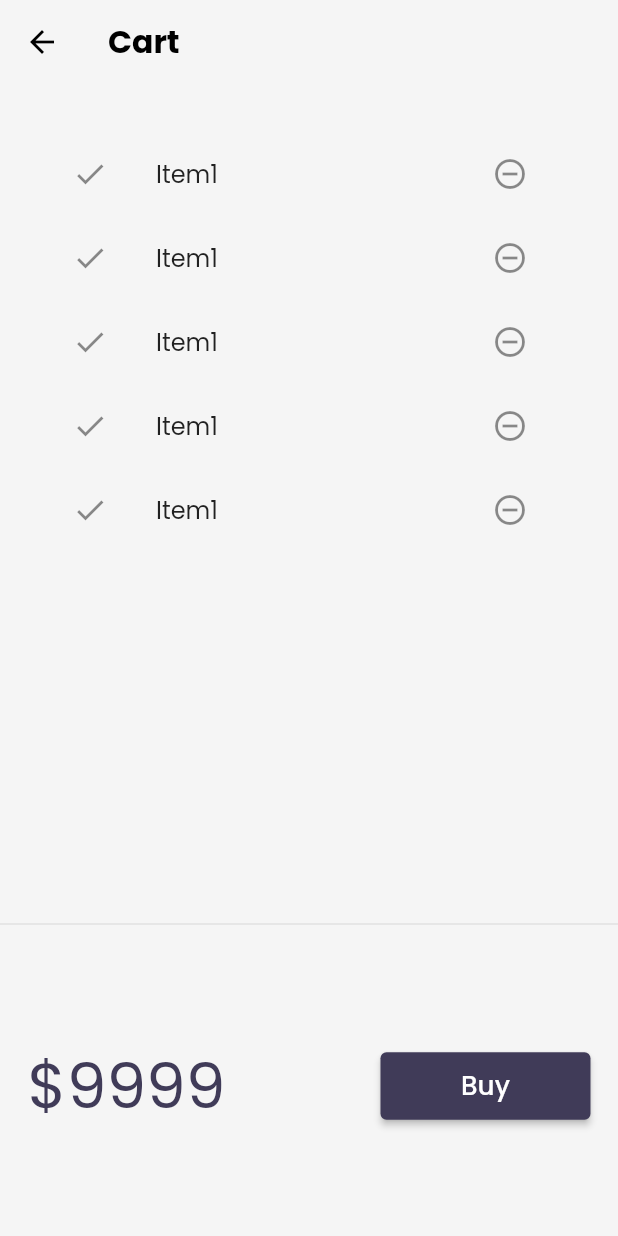
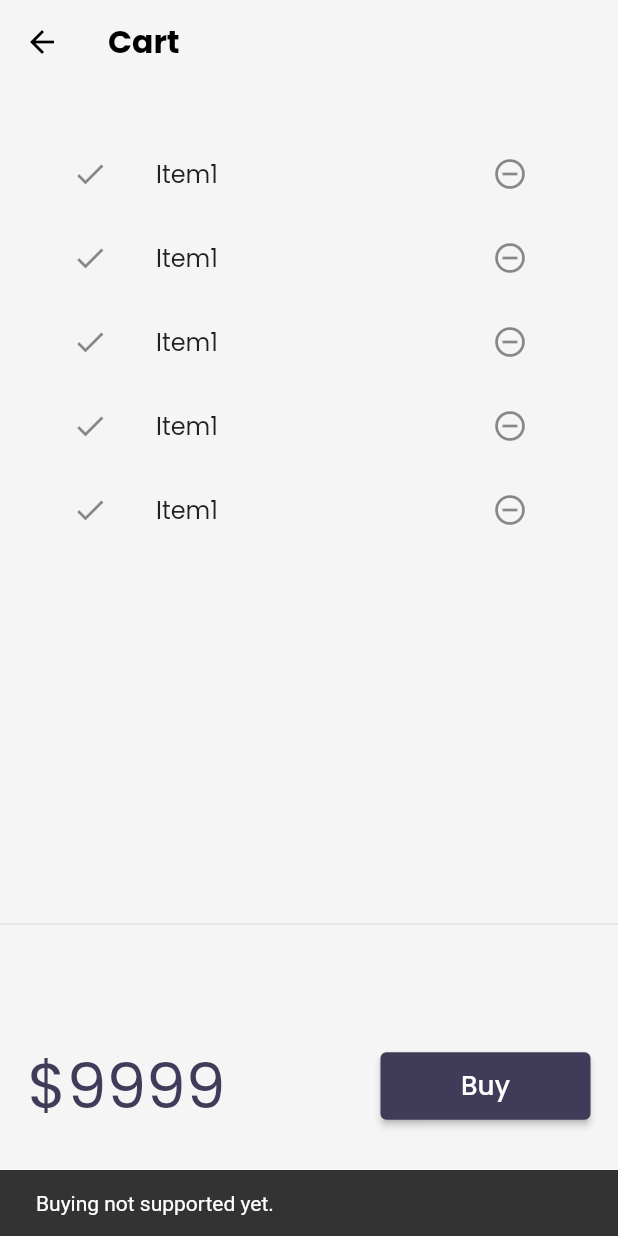
Before and after one commit to Yan-0/shopping_app, a Flutter app: the Cart screen opened by its route, after a tap on "Buy", on a phone screen of 412 x 824 dp. Run offline on Flutter 3.47's test engine with Material 2 defaults, Android fonts, the phone set to English and light mode, and no system bars; our stand-ins replace google_fonts, velocity_x; network calls fail.

Commit message:
Day 19 completed.

```diff
--- a/lib/Screens/cart.dart
+++ b/lib/Screens/cart.dart
@@ -34,7 +34,13 @@ class _CartTotal extends StatelessWidget {
           "\$9999".text.xl5.color(context.theme.accentColor).make(),
           30.widthBox,
           ElevatedButton(
-            onPressed: () {},
+            onPressed: () {
+              ScaffoldMessenger.of(context).showSnackBar(
+                SnackBar(
+                  content: "Buying not supported yet.".text.make(),
+                ),
+              );
+            },
             style: ButtonStyle(
                 backgroundColor:
                     MaterialStateProperty.all(context.theme.buttonColor)),
--- a/lib/models/catalog.dart
+++ b/lib/models/catalog.dart
@@ -2,11 +2,11 @@ class CatalogModel {
   static List<Item> items = [];
 
 //Get Item By ID
-  static Item getById(int id) =>
+  Item getById(int id) =>
       items.firstWhere((element) => element.id == id, orElse: null);
 
 //Get Item By Position
-  static Item getByPosition(int pos) => items[pos];
+  Item getByPosition(int pos) => items[pos];
 }
 
 class Item {
--- a/lib/widgets/home_widget/catalog_list.dart
+++ b/lib/widgets/home_widget/catalog_list.dart
@@ -11,7 +11,7 @@ class CatalogList extends StatelessWidget {
       shrinkWrap: true,
       itemCount: CatalogModel.items.length,
       itemBuilder: ((context, index) {
-        final catalog = CatalogModel.getByPosition(index);
+        final catalog = CatalogModel.items[index];
         return InkWell(
           onTap: () => Navigator.push(
             context,
```
Also changed, not shown: lib/models/cart_model.dart (added, +37 -0 lines).
